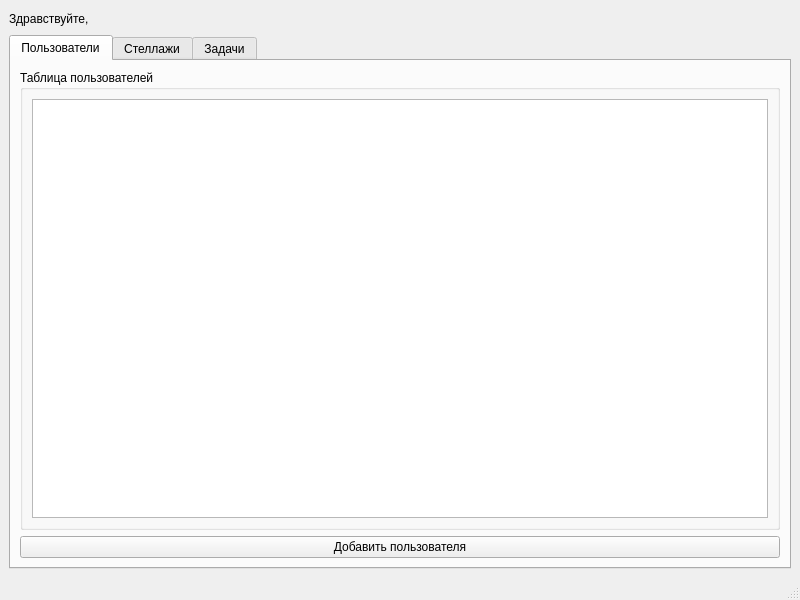
First picture: the form in mainwindow.ui, repository Artemvv88/storageSystemProject, before the edit.
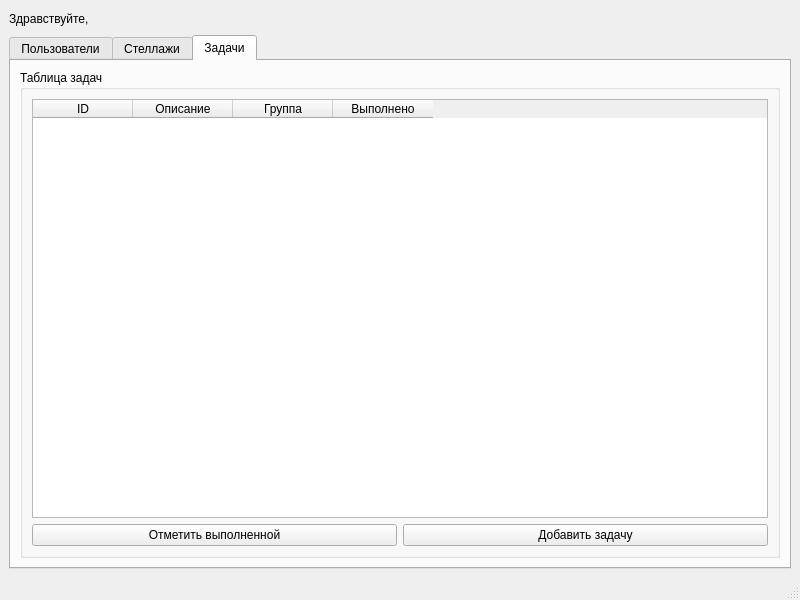
Second picture: the form after the edit.

Commit message: Implemented set-user-update-ui logic

What changed in the file:
```diff
--- a/mainwindow.ui
+++ b/mainwindow.ui
@@ -53,11 +53,11 @@
      </layout>
     </item>
     <item>
-     <widget class="QTabWidget" name="usersTab">
+     <widget class="QTabWidget" name="tabHost">
       <property name="currentIndex">
        <number>0</number>
       </property>
-      <widget class="QWidget" name="tab">
+      <widget class="QWidget" name="usersTab">
        <attribute name="title">
         <string>Пользователи</string>
        </attribute>
@@ -83,7 +83,7 @@
         </item>
        </layout>
       </widget>
-      <widget class="QWidget" name="tab_2">
+      <widget class="QWidget" name="racksTab">
        <attribute name="title">
         <string>Стеллажи</string>
        </attribute>
@@ -177,7 +177,7 @@
         </item>
        </layout>
       </widget>
-      <widget class="QWidget" name="tab_3">
+      <widget class="QWidget" name="tasksTab">
        <attribute name="title">
         <string>Задачи</string>
        </attribute>
```
Left out of the diff: 2 changed lines with no effect on the pictures. The commit also changes 1 other file.
